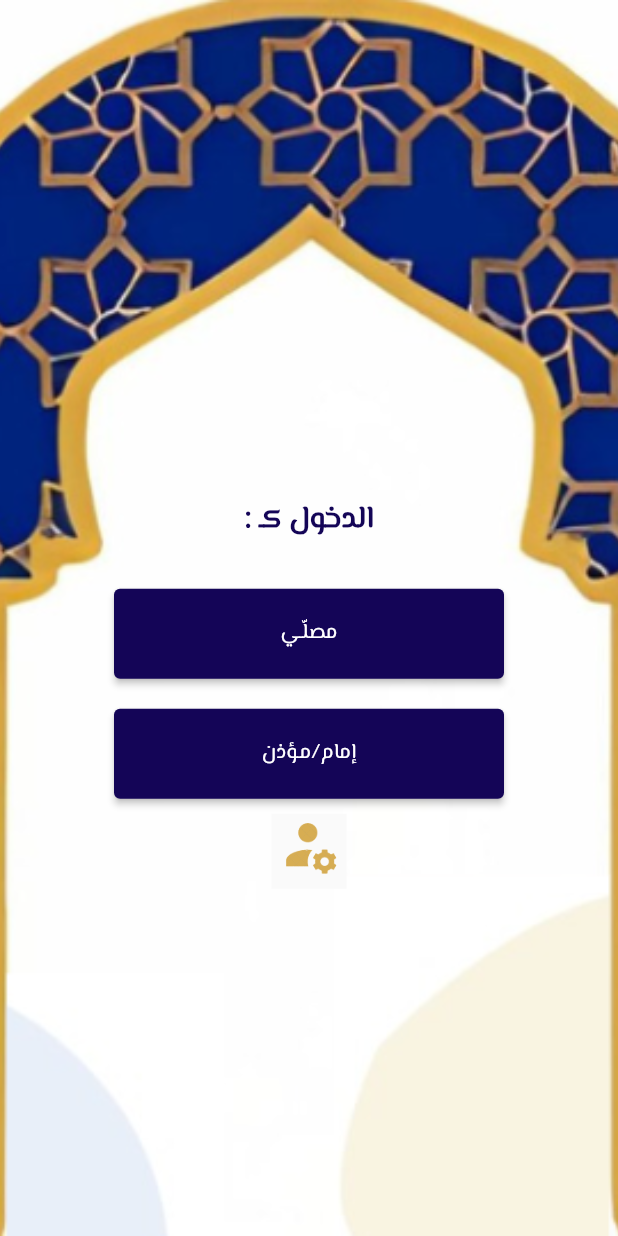
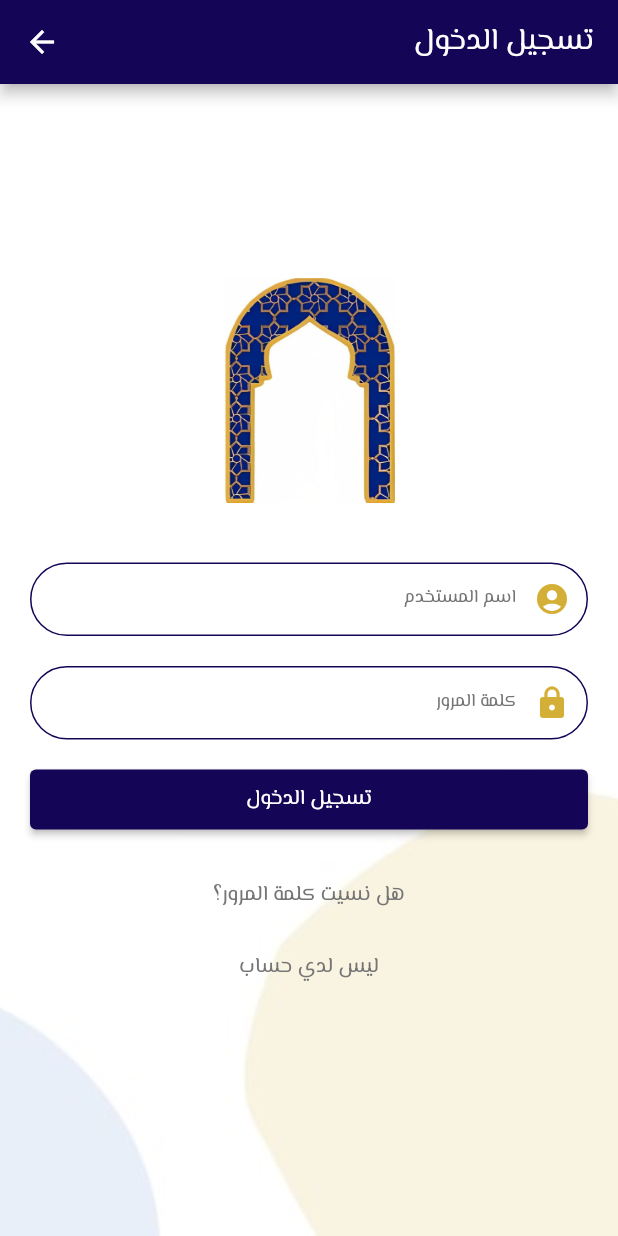
Before and after one commit to NoufAlsadhan/2023-GP1-3, a Flutter app: the screen it shows after launch, after a tap on "مصلّـي", on a phone screen of 412 x 824 dp. Run offline on Flutter 3.47's test engine with Material 2 defaults, Android fonts, the phone set to English and light mode, and no system bars.

Commit message:
main update, prayerlogin, prayersignup

```diff
--- a/mehrab/lib/main.dart
+++ b/mehrab/lib/main.dart
@@ -1,6 +1,7 @@
 import 'package:flutter/material.dart';
 import 'package:mehrab/managerslogin.dart';
 import 'package:mehrab/AdminLogin.dart';
+import 'package:mehrab/prayerlogin.dart';
 
 void main() {
   runApp(MaterialApp(debugShowCheckedModeBanner: false, home: HomePage()));
@@ -46,7 +47,13 @@ class HomePage extends StatelessWidget {
                   ),
                   child: const Text('مصلّـي',
                       style: TextStyle(fontFamily: 'Elmessiri')),
-                  onPressed: () {},
+                   onPressed: () {
+                    Navigator.push(
+                      context,
+                      MaterialPageRoute(
+                          builder: (context) => const prayerlogin()),
+                    );
+                  },
                 )),
             Container(
                 height: 80,
--- /dev/null
+++ b/mehrab/lib/prayerlogin.dart
@@ -0,0 +1,138 @@
+import 'package:flutter/material.dart';
+import 'package:mehrab/prayersignup.dart';
+
+
+class prayerlogin extends StatelessWidget {
+  const prayerlogin({super.key});
+  // This widget is the root of your application.
+  @override
+  Widget build(BuildContext context) {
+    return MaterialApp(
+        debugShowCheckedModeBanner: false,
+        home: Scaffold(
+            extendBodyBehindAppBar: true,
+            resizeToAvoidBottomInset: false,
+            appBar: AppBar(
+              leading: BackButton(
+                  color: Colors.white,
+                  onPressed: () {
+                    Navigator.pop(context);
+                  }),
+              title: Align(
+                alignment: Alignment.centerRight,
+                child: Text(
+                  'تسجيل الدخول',
+                  style: TextStyle(fontFamily: 'Elmessiri'),
+                ),
+              ),
+              backgroundColor: Color.fromARGB(255, 20, 5, 87),
+            ),
+            body: Container(
+              decoration: BoxDecoration(
+                image: DecorationImage(
+                  image: AssetImage("images/background2.jpg"),
+                  fit: BoxFit.cover,
+                ),
+              ),
+              child: Center(
+                child: Column(
+                  crossAxisAlignment: CrossAxisAlignment.center,
+                  mainAxisAlignment: MainAxisAlignment.center,
+                  children: <Widget>[
+                    Container(
+                      padding: const EdgeInsets.fromLTRB(20, 30, 20, 40),
+                      child: Image.asset(
+                        'images/logo4.png',
+                        height: 150,
+                        width: 150,
+                      ),
+                    ),
+                    Container(
+                      padding: const EdgeInsets.fromLTRB(20, 0, 20, 0),
+                      child: Directionality(
+                        textDirection: TextDirection.rtl,
+                        child: TextField(
+                          decoration: InputDecoration(
+                            contentPadding: EdgeInsets.symmetric(vertical: 15),
+                            prefixIcon: Icon(Icons.account_circle,
+                                color: Color.fromRGBO(212, 175, 55, 1)),
+                            enabledBorder: OutlineInputBorder(
+                              borderRadius: BorderRadius.circular(90.0),
+                              borderSide: const BorderSide(
+                                  color: Color.fromARGB(255, 20, 5, 87),
+                                  width: 1),
+                            ),
+                            labelText: 'اسم المستخدم',
+                            labelStyle: TextStyle(
+                                color: Colors.grey[600],
+                                fontFamily: "Elmessiri",
+                                fontSize: 12),
+                          ),
+                        ),
+                      ),
+                    ),
+                    Container(
+                      padding: const EdgeInsets.fromLTRB(20, 20, 20, 0),
+                      child: Directionality(
+                        textDirection: TextDirection.rtl,
+                        child: TextField(
+                          obscureText: true,
+                          decoration: InputDecoration(
+                            contentPadding: EdgeInsets.symmetric(vertical: 15),
+                            prefixIcon: Icon(Icons.lock,
+                                color: Color.fromRGBO(212, 175, 55, 1)),
+                            enabledBorder: OutlineInputBorder(
+                              borderRadius: BorderRadius.circular(90.0),
+                              borderSide: const BorderSide(
+                                  color: Color.fromARGB(255, 20, 5, 87),
+                                  width: 1),
+                            ),
+                            labelText: 'كلمة المرور',
+                            labelStyle: TextStyle(
+                                color: Colors.grey[600],
+                                fontFamily: "Elmessiri",
+                                fontSize: 12),
+                          ),
+                        ),
+                      ),
+                    ),
+                    Container(
+                        height: 80,
+                        padding: const EdgeInsets.all(20),
+                        child: ElevatedButton(
+                          style: ElevatedButton.styleFrom(
+                            minimumSize: const Size.fromHeight(50),
+                            primary: Color.fromARGB(255, 20, 5, 87),
+                          ),
+                          child: const Text('تسجيل الدخول',
+                              style: TextStyle(fontFamily: 'Elmessiri')),
+                          onPressed: () {},
+                        )),
+                    TextButton(
+                      onPressed: () {},
+                      child: Text(
+                        'هل نسيت كلمة المرور؟',
+                        style: TextStyle(
+                            color: Colors.grey[600], fontFamily: 'Elmessiri'),
+                      ),
+                    ),
+                    TextButton(
+                      onPressed: () {
+                    Navigator.push(
+                      context,
+                      MaterialPageRoute(
+                          builder: (context) => const prayersignup()),
+                    );
+                  },
+                      child: Text(
+                        'ليس لدي حساب',
+                        style: TextStyle(
+                            color: Colors.grey[600], fontFamily: 'Elmessiri'),
+                      ),
+                    ),
+                  ],
+                ),
+              ),
+            )));
+  }
+}
```
Also changed, not shown: mehrab/lib/prayersignup.dart (added, +180 -0 lines).
